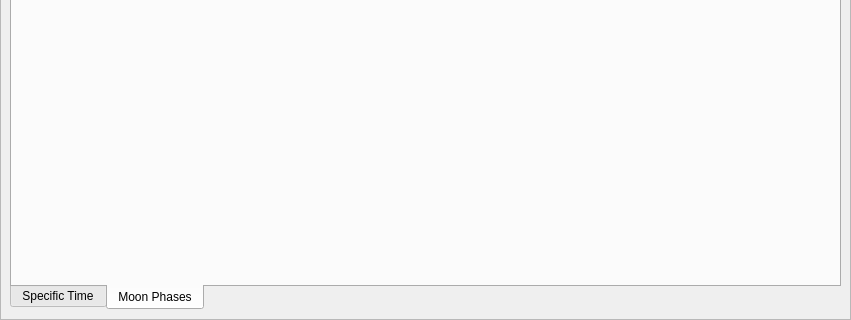
Qt form src/gui/astroCalcDialog.ui (Stellarium/stellarium) before a commit; both pictures show x 0 to 851 and y 147 to 467 of the 851 by 467 pixel window.
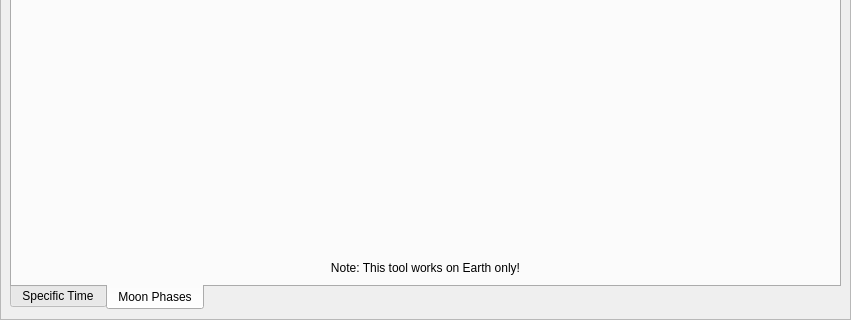
The same form after that commit. The open tabs and pages were chosen to show the change. Icons and pictures are not drawn. Custom widgets are drawn as their Qt base class.

Commit message: Add template for second tab in AstroCalc/Almanac tool

The edit to the form file:
```diff
--- a/src/gui/astroCalcDialog.ui
+++ b/src/gui/astroCalcDialog.ui
@@ -3152,6 +3152,41 @@
              <attribute name="title">
               <string>Moon Phases</string>
              </attribute>
+             <layout class="QGridLayout" name="gridLayout_26">
+              <item row="2" column="0">
+               <widget class="QLabel" name="labelNoteMPh">
+                <property name="text">
+                 <string>Note: This tool works on Earth only!</string>
+                </property>
+                <property name="alignment">
+                 <set>Qt::AlignCenter</set>
+                </property>
+               </widget>
+              </item>
+              <item row="0" column="0">
+               <widget class="MoonPhasesWidget" name="moonPhasesWidget" native="true">
+                <property name="sizePolicy">
+                 <sizepolicy hsizetype="Expanding" vsizetype="Expanding">
+                  <horstretch>0</horstretch>
+                  <verstretch>0</verstretch>
+                 </sizepolicy>
+                </property>
+               </widget>
+              </item>
+              <item row="1" column="0">
+               <spacer name="verticalSpacer_3">
+                <property name="orientation">
+                 <enum>Qt::Vertical</enum>
+                </property>
+                <property name="sizeHint" stdset="0">
+                 <size>
+                  <width>20</width>
+                  <height>40</height>
+                 </size>
+                </property>
+               </spacer>
+              </item>
+             </layout>
             </widget>
            </widget>
           </item>
@@ -3192,6 +3227,11 @@
    <header>SpecificTimeWidget.hpp</header>
    <container>1</container>
   </customwidget>
+  <customwidget>
+   <class>MoonPhasesWidget</class>
+   <extends>QWidget</extends>
+   <header>MoonPhasesWidget.hpp</header>
+  </customwidget>
  </customwidgets>
  <resources>
   <include location="../../data/gui/guiRes.qrc"/>
```
Left out of the diff: 4 changed lines with no effect on the pictures. The commit also changes 6 other files.
